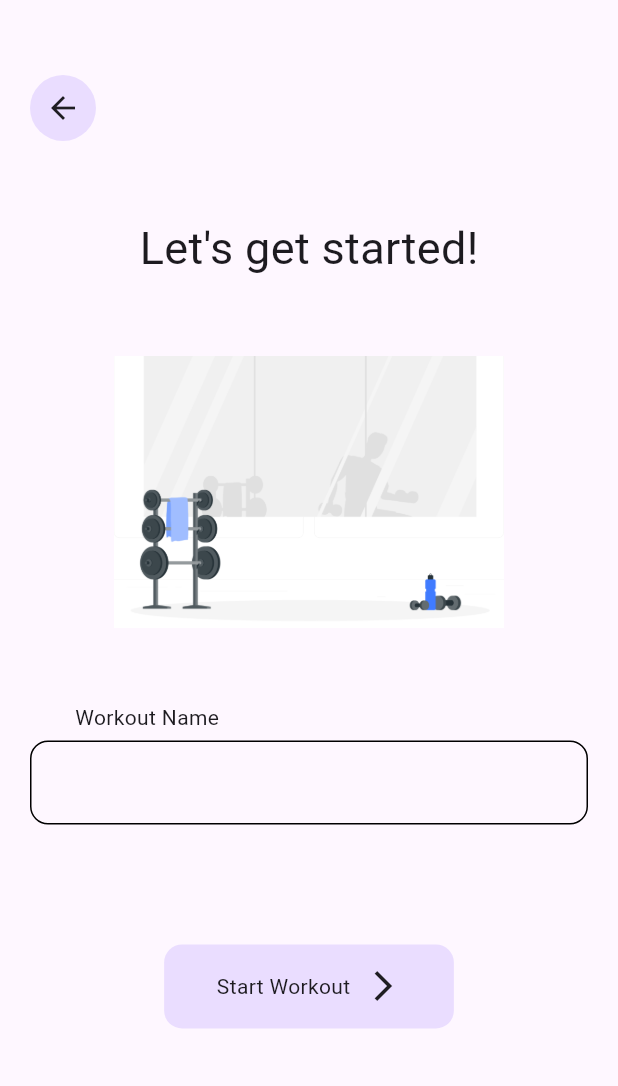
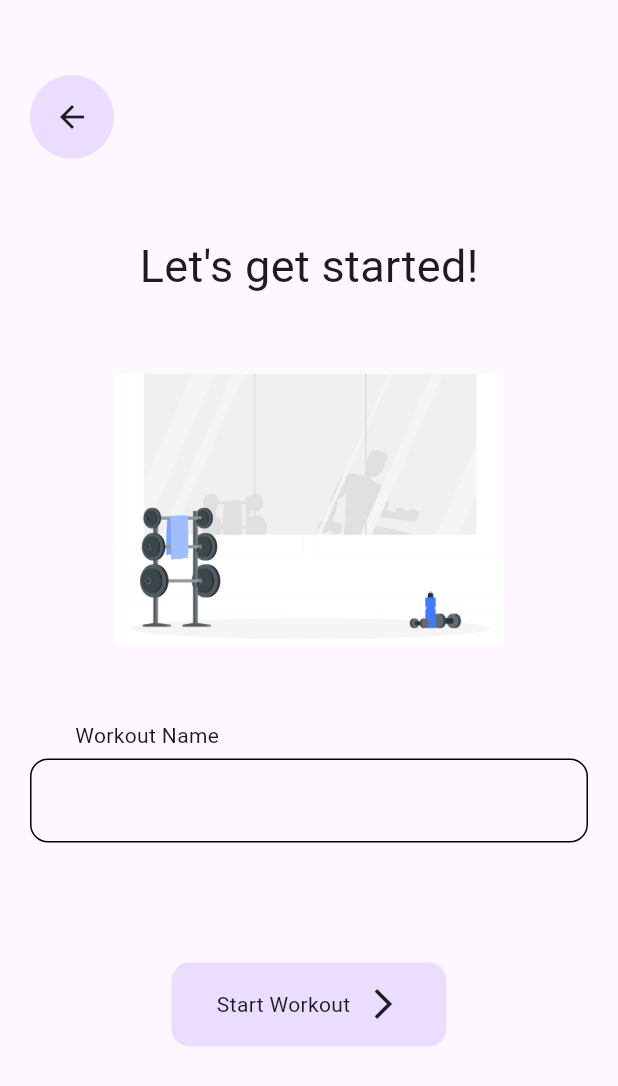
Before and after one commit to brandonxu360/simpleset_app_v2, a Flutter app: the NewWorkoutScreen screen opened directly, on a phone screen of 412 x 824 dp. Shown: the top 1086 px of the screen. Run offline on Flutter 3.47's test engine with Material 3 defaults, Android fonts, the phone set to English and light mode, and no system bars; our stand-ins replace google_nav_bar, isar; accounts and stored records are empty; generated files the repository leaves out were written again.

Commit message:
Animate custom buttons (inkwell) and modify addWorkout in database service

```diff
--- a/lib/components/my_back_button.dart
+++ b/lib/components/my_back_button.dart
@@ -1,21 +1,29 @@
 import 'package:flutter/material.dart';
 
+/*
+  Circular back button
+  Takes an onTap function parameter
+*/
 class MyBackButton extends StatelessWidget {
   final Function()? onTap;
-  const MyBackButton({super.key, required this.onTap});
+  const MyBackButton({Key? key, required this.onTap}) : super(key: key);
 
   @override
   Widget build(BuildContext context) {
-    return GestureDetector(
-      onTap: onTap,
-      child: Container(
-          padding: const EdgeInsets.all(10),
-          decoration: BoxDecoration(
-              shape: BoxShape.circle,
-              color: Theme.of(context).colorScheme.primaryContainer),
+    return Material(
+      shape: const CircleBorder(),
+      color: Theme.of(context).colorScheme.primaryContainer,
+      // Splash effect
+      child: InkWell(
+        customBorder: const CircleBorder(),
+        onTap: onTap, // Use the onTap function directly
+        child: Container(
+          padding: const EdgeInsets.all(16),
           child: const Icon(
             Icons.arrow_back,
-          )),
+          ),
+        ),
+      ),
     );
   }
 }
--- a/lib/components/my_extended_button.dart
+++ b/lib/components/my_extended_button.dart
@@ -20,16 +20,21 @@ class MyExtendedButton extends StatelessWidget {
     return Row(
       mainAxisAlignment: MainAxisAlignment.center,
       children: [
-        GestureDetector(
-          onTap: onTap,
-          child: Container(
-            decoration: BoxDecoration(
-                color: Theme.of(context).colorScheme.primaryContainer,
-                borderRadius: BorderRadius.circular(12)),
-            padding: const EdgeInsets.symmetric(vertical: 16, horizontal: 35),
-            child: Row(
-                mainAxisAlignment: MainAxisAlignment.spaceBetween,
-                children: [Text(label), const SizedBox(width: 10), icon]),
+        Material(
+          borderRadius: BorderRadius.circular(12),
+          color: Theme.of(context).colorScheme.primaryContainer,
+          child: InkWell(
+            customBorder:
+                RoundedRectangleBorder(borderRadius: BorderRadius.circular(12)),
+            onTap: () {},
+            child: Container(
+              decoration:
+                  BoxDecoration(borderRadius: BorderRadius.circular(12)),
+              padding: const EdgeInsets.symmetric(vertical: 16, horizontal: 30),
+              child: Row(
+                  mainAxisAlignment: MainAxisAlignment.spaceBetween,
+                  children: [Text(label), const SizedBox(width: 10), icon]),
+            ),
           ),
         ),
       ],
--- a/lib/services/database_service.dart
+++ b/lib/services/database_service.dart
@@ -26,8 +26,8 @@ class DatabaseService {
 
   // CREATE ::: add new Workout to Workout collection
   Future<void> addWorkout(Workout workout) async {
-    await _isar.writeTxn(() async {
-      await _isar.workouts.put(workout);
+    _isar.writeTxnSync(() {
+      _isar.workouts.putSync(workout);
     });
   }
 }
```
